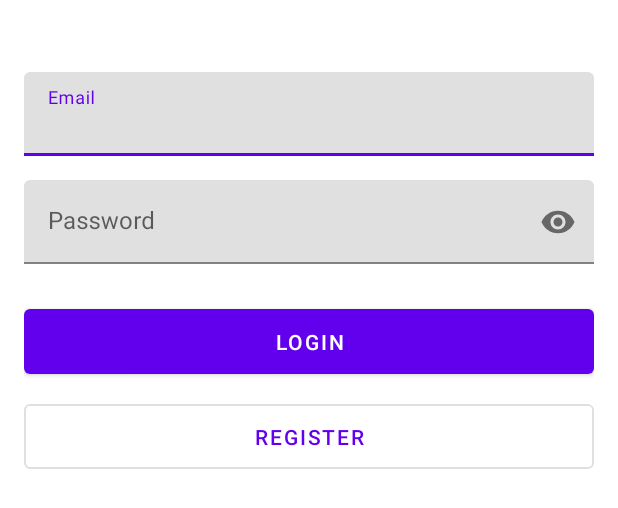
After one commit to mert-uzun/bilkom, an Android app built with Jetpack Compose: the layout activity_user_login.xml on its own in the app's theme, with its tools: preview values and no code run, on a phone screen of 412 x 824 dp. The commit adds this screen. Shown: the top 508 px of the screen. Run offline under Robolectric (Android 15) with nearby library versions, the phone set to English and light mode, and no system bars.

Commit message:
fixed errors

```diff
--- a/android/app/build.gradle
+++ b/android/app/build.gradle
@@ -23,8 +23,8 @@ android {
         }
     }
     compileOptions {
-        sourceCompatibility JavaVersion.VERSION_1_8
-        targetCompatibility JavaVersion.VERSION_1_8
+        sourceCompatibility JavaVersion.VERSION_23
+        targetCompatibility JavaVersion.VERSION_23
     }
     buildFeatures {
         viewBinding true
--- /dev/null
+++ b/android/app/src/main/res/layout/activity_user_login.xml
@@ -0,0 +1,78 @@
+<?xml version="1.0" encoding="utf-8"?>
+<androidx.constraintlayout.widget.ConstraintLayout xmlns:android="http://schemas.android.com/apk/res/android"
+    xmlns:app="http://schemas.android.com/apk/res-auto"
+    android:layout_width="match_parent"
+    android:layout_height="match_parent"
+    android:padding="16dp">
+
+    <com.google.android.material.textfield.TextInputLayout
+        android:id="@+id/emailLayout"
+        android:layout_width="match_parent"
+        android:layout_height="wrap_content"
+        android:layout_marginTop="32dp"
+        android:hint="@string/email_hint"
+        app:layout_constraintTop_toTopOf="parent"
+        app:layout_constraintStart_toStartOf="parent"
+        app:layout_constraintEnd_toEndOf="parent">
+
+        <com.google.android.material.textfield.TextInputEditText
+            android:id="@+id/emailEditText"
+            android:layout_width="match_parent"
+            android:layout_height="wrap_content"
+            android:inputType="textEmailAddress"/>
+
+    </com.google.android.material.textfield.TextInputLayout>
+
+    <com.google.android.material.textfield.TextInputLayout
+        android:id="@+id/passwordLayout"
+        android:layout_width="match_parent"
+        android:layout_height="wrap_content"
+        android:layout_marginTop="16dp"
+        android:hint="@string/password_hint"
+        app:layout_constraintTop_toBottomOf="@id/emailLayout"
+        app:layout_constraintStart_toStartOf="parent"
+        app:layout_constraintEnd_toEndOf="parent"
+        app:passwordToggleEnabled="true">
+
+        <com.google.android.material.textfield.TextInputEditText
+            android:id="@+id/passwordEditText"
+            android:layout_width="match_parent"
+            android:layout_height="wrap_content"
+            android:inputType="textPassword"/>
+
+    </com.google.android.material.textfield.TextInputLayout>
+
+    <com.google.android.material.button.MaterialButton
+        android:id="@+id/loginButton"
+        android:layout_width="match_parent"
+        android:layout_height="wrap_content"
+        android:layout_marginTop="24dp"
+        android:text="@string/login"
+        android:padding="12dp"
+        app:layout_constraintTop_toBottomOf="@id/passwordLayout"
+        app:layout_constraintStart_toStartOf="parent"
+        app:layout_constraintEnd_toEndOf="parent"/>
+
+    <com.google.android.material.button.MaterialButton
+        android:id="@+id/registerButton"
+        android:layout_width="match_parent"
+        android:layout_height="wrap_content"
+        android:layout_marginTop="8dp"
+        android:text="@string/register"
+        android:padding="12dp"
+        style="@style/Widget.MaterialComponents.Button.OutlinedButton"
+        app:layout_constraintTop_toBottomOf="@id/loginButton"
+        app:layout_constraintStart_toStartOf="parent"
+        app:layout_constraintEnd_toEndOf="parent"/>
+
+    <ProgressBar
+        android:id="@+id/progressBar"
+        android:layout_width="wrap_content"
+        android:layout_height="wrap_content"
+        android:visibility="gone"
+        app:layout_constraintTop_toTopOf="parent"
+        app:layout_constraintBottom_toBottomOf="parent"
+        app:layout_constraintStart_toStartOf="parent"
+        app:layout_constraintEnd_toEndOf="parent"/>
+
+</androidx.constraintlayout.widget.ConstraintLayout>
--- a/android/app/src/main/res/values/strings.xml
+++ b/android/app/src/main/res/values/strings.xml
@@ -2,6 +2,7 @@
 <resources>
     <string name="app_name">Bilkom</string>
     <string name="login">Login</string>
+    <string name="register">Register</string>
     <string name="email_hint">Email</string>
     <string name="password_hint">Password</string>
     <string name="login_failed">Login failed</string>
```
Also changed, not shown: android/app/src/main/java/com/bilkom/android/network/models/LoginResponse.java (+11 -1 lines), android/app/src/main/java/com/bilkom/android/ui/UserRegisterActivity.java (added, +13 -0 lines), android/app/src/main/res/layout/activity_user_register.xml (added, +19 -0 lines).
